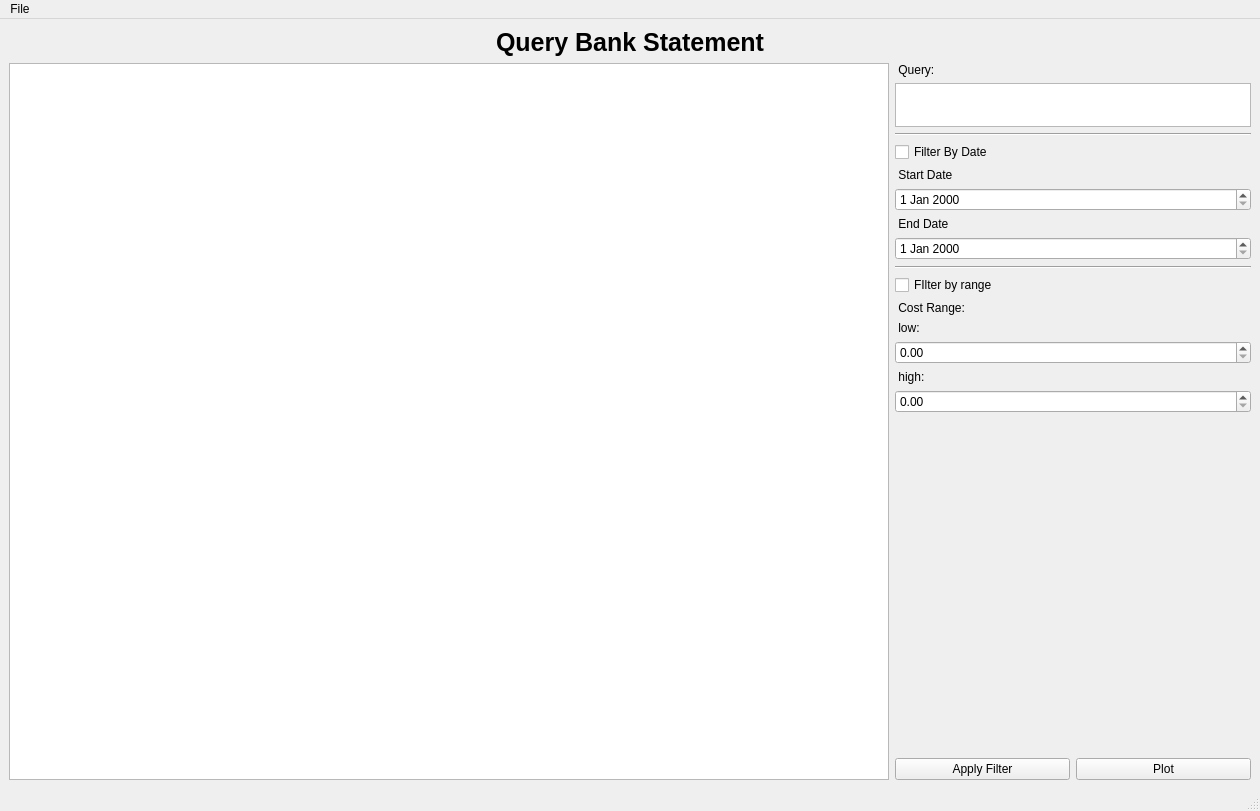
Old version of the form querywindow.ui in the repository jaime-varela/boaAnalysisTool.
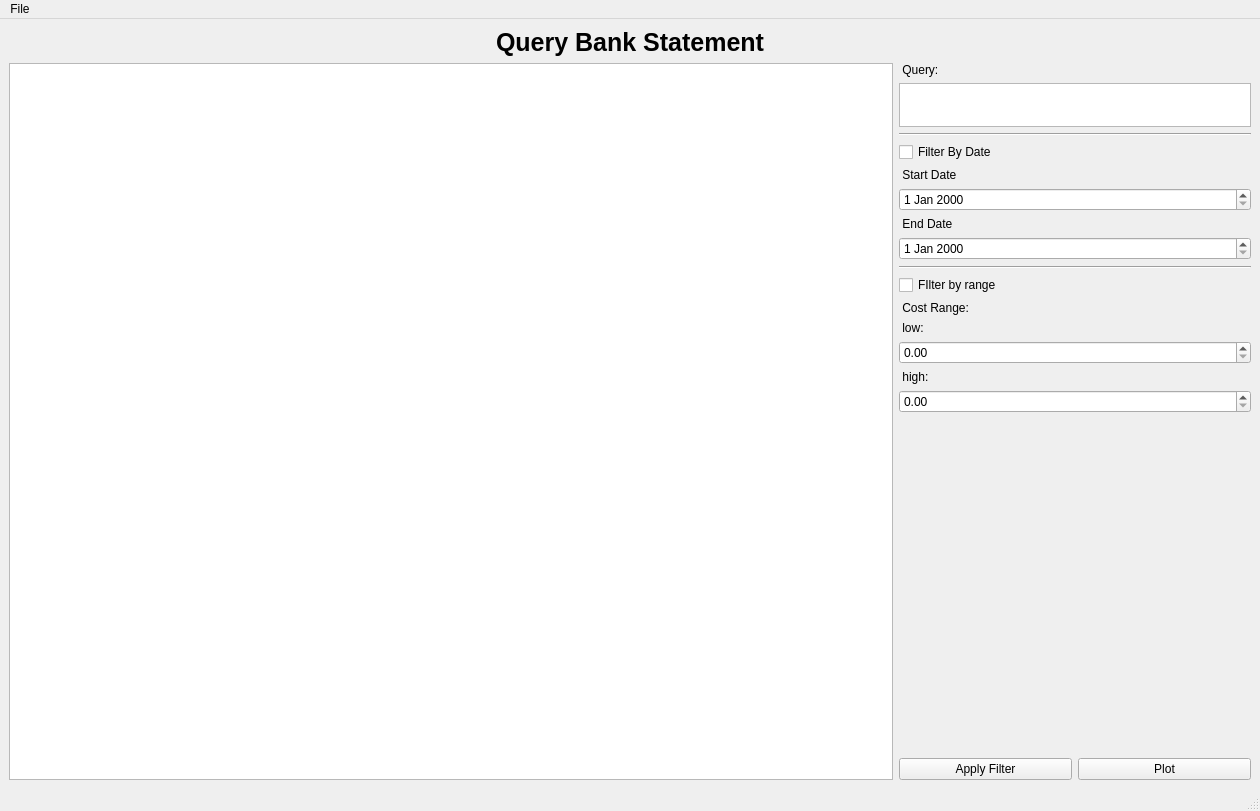
New version of the form.

Commit message: basic loader added

The edit to the form file:
```diff
--- a/querywindow.ui
+++ b/querywindow.ui
@@ -62,6 +62,12 @@
          <layout class="QVBoxLayout" name="verticalLayout_7">
           <item>
            <widget class="QLabel" name="label_7">
+            <property name="maximumSize">
+             <size>
+              <width>352</width>
+              <height>16777215</height>
+             </size>
+            </property>
             <property name="text">
              <string> Query:</string>
             </property>
@@ -71,7 +77,7 @@
            <widget class="QTextEdit" name="textEdit_3">
             <property name="maximumSize">
              <size>
-              <width>16777215</width>
+              <width>352</width>
               <height>44</height>
              </size>
             </property>
@@ -85,7 +91,13 @@
            </widget>
           </item>
           <item>
-           <widget class="QCheckBox" name="checkBox">
+           <widget class="QCheckBox" name="isFilterByDate">
+            <property name="maximumSize">
+             <size>
+              <width>352</width>
+              <height>16777215</height>
+             </size>
+            </property>
             <property name="text">
              <string>Filter By Date</string>
             </property>
@@ -95,7 +107,7 @@
            <widget class="QLabel" name="label_2">
             <property name="maximumSize">
              <size>
-              <width>16777215</width>
+              <width>352</width>
               <height>44</height>
              </size>
             </property>
@@ -105,13 +117,20 @@
            </widget>
           </item>
           <item>
-           <widget class="QDateEdit" name="startDate"/>
+           <widget class="QDateEdit" name="startDate">
+            <property name="maximumSize">
+             <size>
+              <width>352</width>
+              <height>16777215</height>
+             </size>
+            </property>
+           </widget>
           </item>
           <item>
            <widget class="QLabel" name="label_3">
             <property name="maximumSize">
              <size>
-              <width>16777215</width>
+              <width>352</width>
               <height>44</height>
              </size>
             </property>
@@ -121,7 +140,14 @@
            </widget>
           </item>
           <item>
-           <widget class="QDateEdit" name="endDate"/>
+           <widget class="QDateEdit" name="endDate">
+            <property name="maximumSize">
+             <size>
+              <width>352</width>
+              <height>16777215</height>
+             </size>
+            </property>
+           </widget>
           </item>
           <item>
            <widget class="Line" name="line">
@@ -131,7 +157,13 @@
            </widget>
           </item>
           <item>
-           <widget class="QCheckBox" name="checkBox_2">
+           <widget class="QCheckBox" name="isFilterRange">
+            <property name="maximumSize">
+             <size>
+              <width>352</width>
+              <height>16777215</height>
+             </size>
+            </property>
             <property name="text">
              <string>FIlter by range</string>
             </property>
@@ -141,7 +173,7 @@
            <widget class="QLabel" name="label_4">
             <property name="maximumSize">
              <size>
-              <width>16777215</width>
+              <width>352</width>
               <height>44</height>
              </size>
             </property>
@@ -154,7 +186,7 @@
            <widget class="QLabel" name="label_5">
             <property name="maximumSize">
              <size>
-              <width>16777215</width>
+              <width>352</width>
               <height>44</height>
              </size>
             </property>
@@ -164,7 +196,13 @@
            </widget>
           </item>
           <item>
-           <widget class="QDoubleSpinBox" name="doubleSpinBox">
+           <widget class="QDoubleSpinBox" name="lowSpinBox">
+            <property name="maximumSize">
+             <size>
+              <width>352</width>
+              <height>16777215</height>
+             </size>
+            </property>
             <property name="maximum">
              <double>500000.000000000000000</double>
             </property>
@@ -174,7 +212,7 @@
            <widget class="QLabel" name="label_6">
             <property name="maximumSize">
              <size>
-              <width>16777215</width>
+              <width>352</width>
               <height>44</height>
              </size>
             </property>
@@ -184,7 +222,13 @@
            </widget>
           </item>
           <item>
-           <widget class="QDoubleSpinBox" name="doubleSpinBox_2">
+           <widget class="QDoubleSpinBox" name="highSpinBox">
+            <property name="maximumSize">
+             <size>
+              <width>352</width>
+              <height>16777215</height>
+             </size>
+            </property>
             <property name="maximum">
              <double>500000.000000000000000</double>
             </property>
@@ -206,14 +250,26 @@
           <item>
            <layout class="QHBoxLayout" name="horizontalLayout">
             <item>
-             <widget class="QPushButton" name="pushButton_2">
+             <widget class="QPushButton" name="applyButton">
+              <property name="maximumSize">
+               <size>
+                <width>176</width>
+                <height>16777215</height>
+               </size>
+              </property>
               <property name="text">
                <string>Apply Filter</string>
               </property>
              </widget>
             </item>
             <item>
-             <widget class="QPushButton" name="pushButton">
+             <widget class="QPushButton" name="plotButton">
+              <property name="maximumSize">
+               <size>
+                <width>176</width>
+                <height>16777215</height>
+               </size>
+              </property>
               <property name="text">
                <string>Plot</string>
               </property>
```
Left out of the diff: 2 changed lines with no effect on the pictures. The commit also changes 1 other file.
